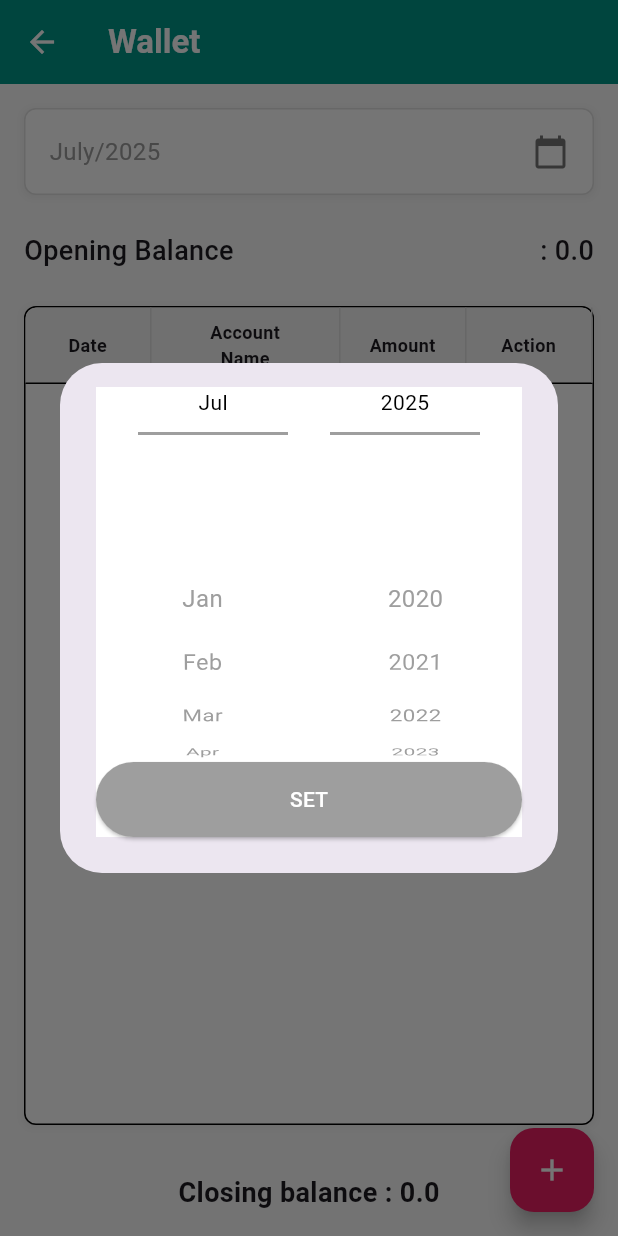
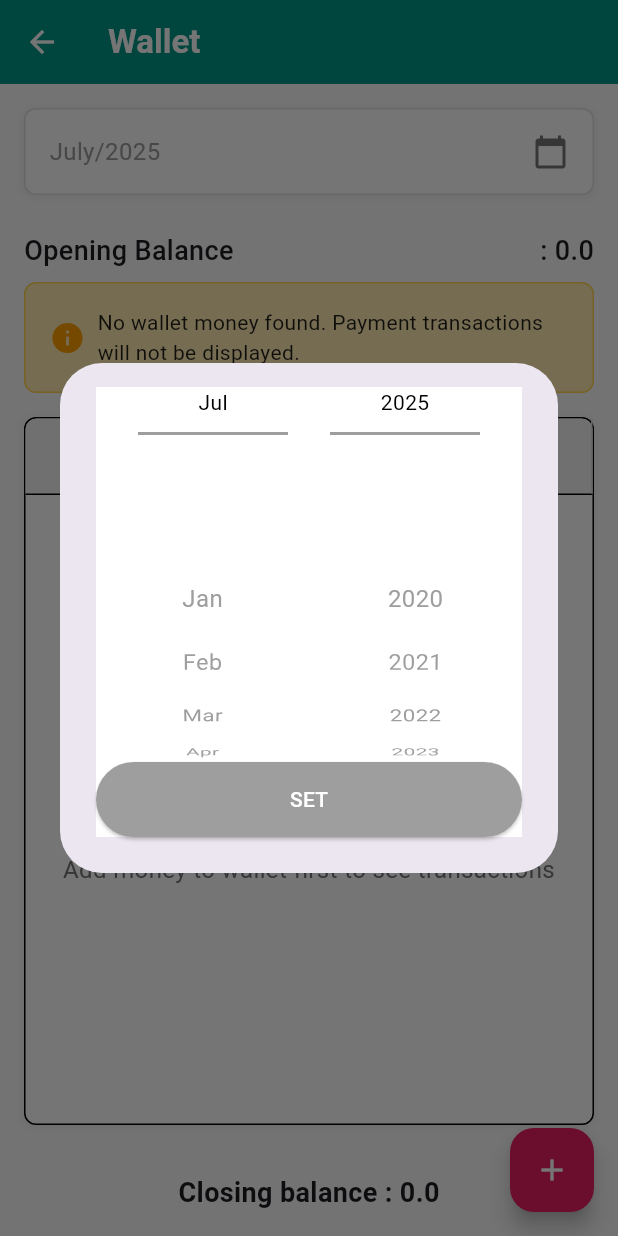
Before and after one commit to antonykj623/saveapp_flutter, a Flutter app: the WalletPage screen opened directly, after a tap on an icon or button, on a phone screen of 412 x 824 dp. Run offline on Flutter 3.47's test engine with Material 3 defaults, Android fonts, the phone set to English and light mode, and no system bars; our stand-ins replace carousel_slider, file_picker, get, image_picker, open_file and 8 more; missing offline and left inert: custom_linear_progress_indicator, dart:ffi; accounts and stored records are empty.

Commit message:
commited by haririshnan

```diff
--- a/lib/view/home/widget/profile_page/profile_page.dart
+++ b/lib/view/home/widget/profile_page/profile_page.dart
@@ -1,7 +1,6 @@
 import 'package:flutter/material.dart';
 import 'package:image_picker/image_picker.dart';
 import 'dart:io';
-import 'package:new_project_2025/app/routes/app_routes.dart';
 import 'package:new_project_2025/view/home/widget/Invoice_page/Invoice_page.dart';
 
 void main() {
--- a/lib/view/home/widget/wallet_page/wallet_page.dart
+++ b/lib/view/home/widget/wallet_page/wallet_page.dart
@@ -22,6 +22,7 @@ class _WalletPageState extends State<WalletPage> {
   double closingBalance = 0.0;
   double total = 0;
   List<Payment> payments = [];
+  bool hasWalletMoney = false; // New condition flag
 
   @override
   void initState() {
@@ -32,6 +33,15 @@ class _WalletPageState extends State<WalletPage> {
 
   Future<void> _loadPayments() async {
     try {
+      // Check if there's money in wallet first
+      if (!hasWalletMoney) {
+        setState(() {
+          payments = [];
+          total = 0;
+        });
+        return;
+      }
+
       List<Map<String, dynamic>> paymentsList = await DatabaseHelper()
           .getAllData("TABLE_ACCOUNTS");
       List<Map<String, dynamic>> accountSettings = await DatabaseHelper()
@@ -162,6 +172,26 @@ class _WalletPageState extends State<WalletPage> {
             return data['date']?.startsWith(selectedYearMonth) ?? false;
           }).toList();
 
+      // Check if there's any wallet money (including only "Money Added To Wallet" transactions)
+      bool hasMoneyAddedTransactions = false;
+      for (var row in selectedMonthData) {
+        Map<String, dynamic> data = jsonDecode(row['data']);
+        String description = data['description'] ?? '';
+        double amount = double.tryParse(data['edtAmount'] ?? '0') ?? 0.0;
+
+        if (description == 'Money Added To Wallet' && amount > 0) {
+          hasMoneyAddedTransactions = true;
+          break;
+        }
+      }
+
+      // Also check if there's any positive opening balance
+      bool hasPositiveBalance = firstWalletAmount > 0 || runningBalance > 0;
+
+      setState(() {
+        hasWalletMoney = hasMoneyAddedTransactions || hasPositiveBalance;
+      });
+
       for (var row in selectedMonthData) {
         Map<String, dynamic> data = jsonDecode(row['data']);
         String date = data['date'] ?? '';
@@ -170,6 +200,11 @@ class _WalletPageState extends State<WalletPage> {
         String type = amount >= 0 ? 'credit' : 'debit';
         String? paymentMethod = data['paymentMethod'];
         String? paymentEntryId = data['paymentEntryId'];
+
+        // Only add payment transactions if there's wallet money
+        if (description != 'Money Added To Wallet' && !hasWalletMoney) {
+          continue;
+        }
 
         tempTransactions.add(
           WalletTransaction(
@@ -208,6 +243,9 @@ class _WalletPageState extends State<WalletPage> {
         openingBalance = firstWalletAmount;
         closingBalance = actualClosingBalance;
       });
+
+      // Load payments after wallet data is loaded
+      await _loadPayments();
     } catch (e) {
       print('Error loading wallet data: $e');
       if (mounted) {
@@ -641,6 +679,29 @@ class _WalletPageState extends State<WalletPage> {
               ],
             ),
           ),
+          // Show wallet status message
+          if (!hasWalletMoney)
+            Container(
+              padding: const EdgeInsets.all(16),
+              margin: const EdgeInsets.symmetric(horizontal: 16),
+              decoration: BoxDecoration(
+                color: Colors.amber[100],
+                borderRadius: BorderRadius.circular(8),
+                border: Border.all(color: Colors.amber[300]!),
+              ),
+              child: Row(
+                children: [
+                  Icon(Icons.info, color: Colors.amber[700]),
+                  const SizedBox(width: 8),
+                  const Expanded(
+                    child: Text(
+                      'No wallet money found. Payment transactions will not be displayed.',
+                      style: TextStyle(color: Colors.black87),
+                    ),
+                  ),
+                ],
+              ),
+            ),
           Expanded(
             child: Container(
               margin: const EdgeInsets.all(16),
@@ -680,13 +741,27 @@ class _WalletPageState extends State<WalletPage> {
                   Expanded(
                     child:
                         transactions.isEmpty
-                            ? const Center(
-                              child: Text(
-                                'No transactions for this month',
-                                style: TextStyle(
-                                  color: Colors.grey,
-                                  fontSize: 16,
-                                ),
+                            ? Center(
+                              child: Column(
+                                mainAxisAlignment: MainAxisAlignment.center,
+                                children: [
+                                  Icon(
+                                    Icons.account_balance_wallet,
+                                    size: 64,
+                                    color: Colors.grey[400],
+                                  ),
+                                  const SizedBox(height: 16),
+                                  Text(
+                                    hasWalletMoney
+                                        ? 'No transactions for this month'
+                                        : 'Add money to wallet first to see transactions',
+                                    style: TextStyle(
+                                      color: Colors.grey[600],
+                                      fontSize: 16,
+                                    ),
+                                    textAlign: TextAlign.center,
+                                  ),
+                                ],
                               ),
                             )
                             : ListView.builder(
```
